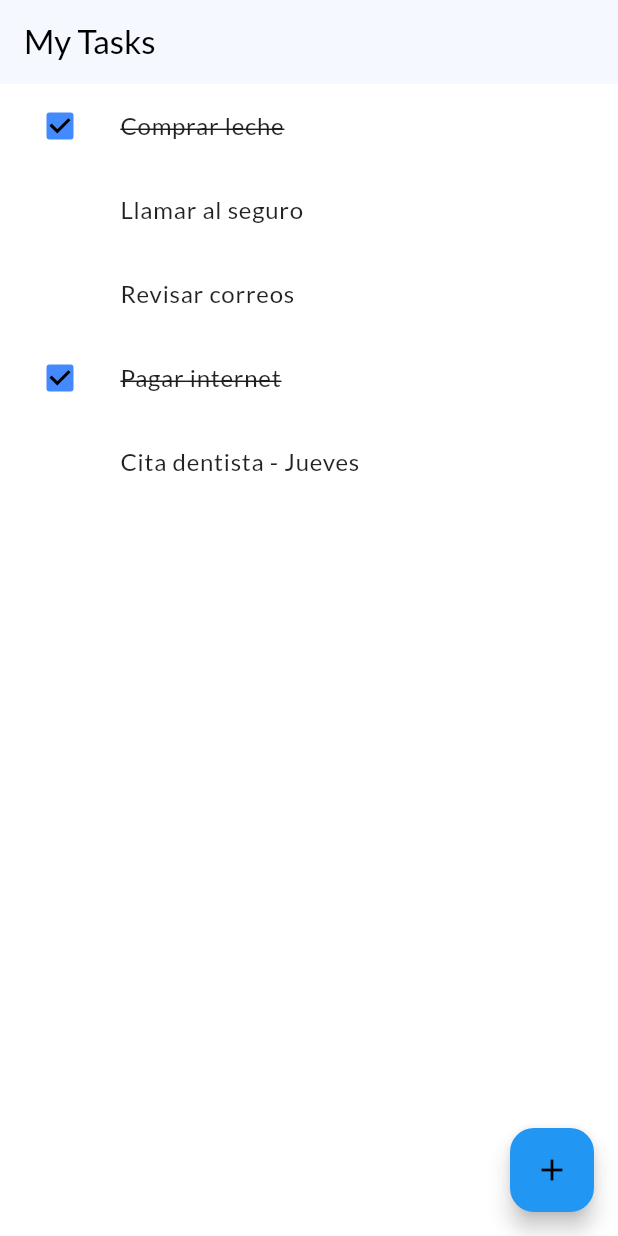
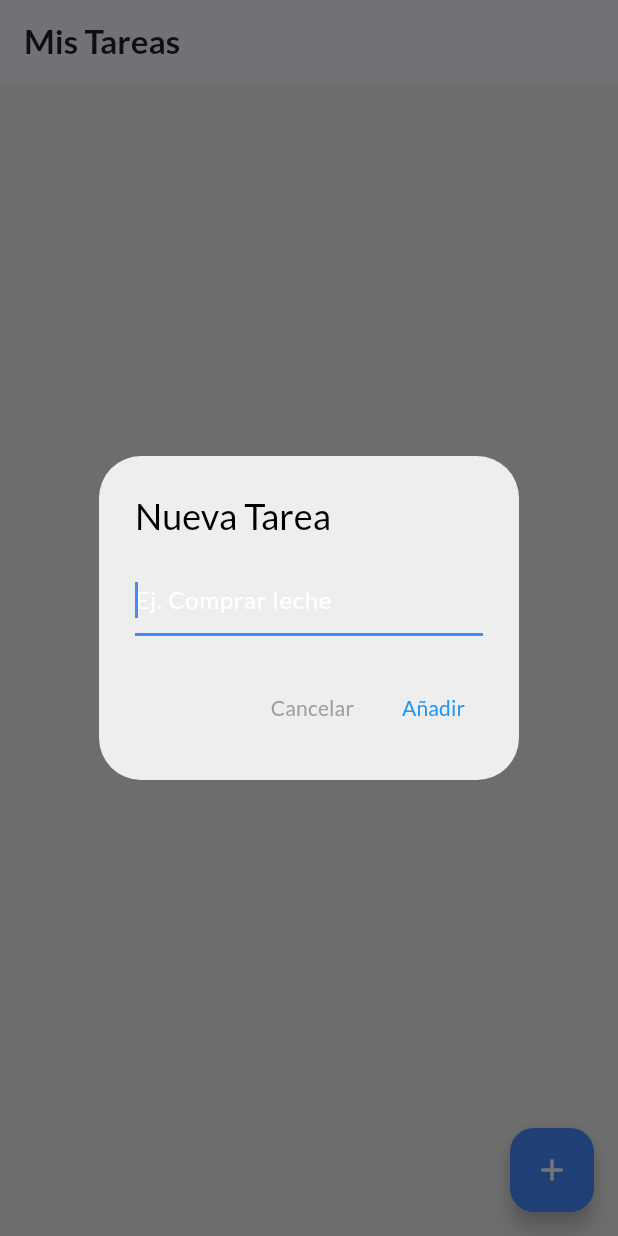
Before and after one commit to christhoval06/notch-app, a Flutter app: the FakeHomeScreen screen opened directly, after a tap on the "add" icon, on a phone screen of 412 x 824 dp. Run offline on Flutter 3.47's test engine with Material 3 defaults, Android fonts, the phone set to English and light mode, and no system bars; our stand-ins replace file_picker, fl_chart, flutter_animate, flutter_form_builder, flutter_local_notifications, flutter_secure_storage and 11 more; missing offline and left inert: encrypt; accounts and stored records are empty.

```diff
--- a/lib/main.dart
+++ b/lib/main.dart
@@ -9,6 +9,7 @@ import 'models/encounter.dart';
 import 'models/partner.dart';
 import 'models/monthly_progress.dart';
 import 'models/health_log.dart';
+import 'models/fake_task.dart';
 
 import 'services/notification_service.dart';
 import 'screens/auth_screen.dart';
@@ -29,12 +30,14 @@ void main() async {
   Hive.registerAdapter(PartnerAdapter());
   Hive.registerAdapter(MonthlyProgressAdapter());
   Hive.registerAdapter(HealthLogAdapter());
+  Hive.registerAdapter(FakeTaskAdapter());
 
   // 4. Abrir la caja de datos (Si no existe, la crea)
   await Hive.openBox<Encounter>('encounters');
   await Hive.openBox<Partner>('partners');
   await Hive.openBox<MonthlyProgress>('monthly_progress');
   await Hive.openBox<HealthLog>('health_logs');
+  await Hive.openBox<FakeTask>('fake_tasks');
 
   // 5. Formato de fechas
   await initializeDateFormatting();
--- /dev/null
+++ b/lib/models/fake_task.dart
@@ -0,0 +1,17 @@
+import 'package:hive/hive.dart';
+
+part 'fake_task.g.dart';
+
+@HiveType(typeId: 5)
+class FakeTask extends HiveObject {
+  @HiveField(0)
+  final String id;
+
+  @HiveField(1)
+  String title;
+
+  @HiveField(2)
+  bool isDone;
+
+  FakeTask({required this.id, required this.title, this.isDone = false});
+}
--- a/lib/screens/fake_home_screen.dart
+++ b/lib/screens/fake_home_screen.dart
@@ -1,41 +1,174 @@
 import 'package:flutter/material.dart';
+import 'package:hive_flutter/hive_flutter.dart';
+import 'package:uuid/uuid.dart';
+import '../models/fake_task.dart';
 
-class FakeHomeScreen extends StatelessWidget {
+class FakeHomeScreen extends StatefulWidget {
+  @override
+  _FakeHomeScreenState createState() => _FakeHomeScreenState();
+}
+
+class _FakeHomeScreenState extends State<FakeHomeScreen> {
+  final _tasksBox = Hive.box<FakeTask>('fake_tasks');
+
+  // DIÁLOGO PARA AÑADIR NUEVA TAREA
+  Future<void> _showAddTaskDialog() async {
+    final titleController = TextEditingController();
+
+    return showDialog<void>(
+      context: context,
+      builder: (BuildContext context) {
+        return AlertDialog(
+          backgroundColor: Colors.grey[200],
+          title: const Text(
+            'Nueva Tarea',
+            style: TextStyle(color: Colors.black),
+          ),
+          content: TextField(
+            controller: titleController,
+            autofocus: true,
+            decoration: const InputDecoration(hintText: 'Ej. Comprar leche'),
+          ),
+          actions: <Widget>[
+            TextButton(
+              child: const Text(
+                'Cancelar',
+                style: TextStyle(color: Colors.grey),
+              ),
+              onPressed: () => Navigator.of(context).pop(),
+            ),
+            TextButton(
+              child: const Text('Añadir', style: TextStyle(color: Colors.blue)),
+              onPressed: () {
+                if (titleController.text.isNotEmpty) {
+                  final newTask = FakeTask(
+                    id: const Uuid().v4(),
+                    title: titleController.text,
+                  );
+                  _tasksBox.add(newTask);
+                  Navigator.of(context).pop();
+                }
+              },
+            ),
+          ],
+        );
+      },
+    );
+  }
+
   @override
   Widget build(BuildContext context) {
     return Scaffold(
       appBar: AppBar(
-        title: Text("My Tasks", style: TextStyle(color: Colors.black)),
+        // Título con texto negro y fondo blanco
+        title: const Text(
+          "Mis Tareas",
+          style: TextStyle(color: Colors.black87, fontWeight: FontWeight.bold),
+        ),
         backgroundColor: Colors.white,
-        elevation: 1,
+        elevation: 1.0, // Sombra sutil para separar
+        iconTheme: const IconThemeData(color: Colors.black54),
       ),
-      backgroundColor: Colors.white, // Fondo blanco aburrido
-      body: ListView(
+      backgroundColor: Colors.grey[200], // Un gris muy claro para el fondo
+
+      floatingActionButton: FloatingActionButton(
+        onPressed: _showAddTaskDialog,
+        backgroundColor: Colors.blueAccent, // Color de acción estándar
+        child: const Icon(Icons.add, color: Colors.white),
+      ),
+
+      body: ValueListenableBuilder(
+        valueListenable: _tasksBox.listenable(),
+        builder: (context, Box<FakeTask> box, _) {
+          final tasks = box.values.toList();
+
+          if (tasks.isEmpty) {
+            return const Center(
+              child: Column(
+                mainAxisAlignment: MainAxisAlignment.center,
                 children: [
-          _buildTaskItem("Comprar leche", true),
-          _buildTaskItem("Llamar al seguro", false),
-          _buildTaskItem("Revisar correos", false),
-          _buildTaskItem("Pagar internet", true),
-          _buildTaskItem("Cita dentista - Jueves", false),
+                  Icon(
+                    Icons.check_box_outline_blank,
+                    size: 60,
+                    color: Colors.grey,
+                  ),
+                  SizedBox(height: 10),
+                  Text(
+                    "Todo listo por hoy.\n¡Añade una nueva tarea!",
+                    textAlign: TextAlign.center,
+                    style: TextStyle(color: Colors.grey, fontSize: 16),
+                  ),
                 ],
-      ),
-      floatingActionButton: FloatingActionButton(
-        onPressed: () {},
-        backgroundColor: Colors.blue,
-        child: Icon(Icons.add),
               ),
             );
           }
 
-  Widget _buildTaskItem(String title, bool done) {
-    return ListTile(
-      leading: Checkbox(value: done, onChanged: (v) {}),
+          return ListView.builder(
+            padding: const EdgeInsets.only(
+              top: 8,
+              bottom: 80,
+            ), // Padding para el FAB
+            itemCount: tasks.length,
+            itemBuilder: (context, index) {
+              final task = tasks[index];
+              return Dismissible(
+                key: Key(task.id),
+                direction: DismissDirection.endToStart,
+                onDismissed: (direction) {
+                  final taskTitle =
+                      task.title; // Guardamos el título antes de borrar
+                  task.delete();
+                  ScaffoldMessenger.of(context).showSnackBar(
+                    SnackBar(content: Text('Tarea "$taskTitle" eliminada')),
+                  );
+                },
+                background: Container(
+                  color: Colors.red.shade400, // Un rojo menos intenso
+                  alignment: Alignment.centerRight,
+                  padding: const EdgeInsets.symmetric(horizontal: 20),
+                  child: const Icon(Icons.delete_outline, color: Colors.white),
+                ),
+                child: Card(
+                  elevation: 1.5, // Sombra ligera para cada tarjeta
+                  margin: const EdgeInsets.symmetric(
+                    horizontal: 12,
+                    vertical: 6,
+                  ),
+                  shape: RoundedRectangleBorder(
+                    borderRadius: BorderRadius.circular(12),
+                  ),
+                  child: ListTile(
+                    contentPadding: const EdgeInsets.symmetric(
+                      horizontal: 8,
+                      vertical: 4,
+                    ),
+                    leading: Checkbox(
+                      value: task.isDone,
+                      activeColor: Colors.blueAccent, // Color al marcar
+                      onChanged: (value) {
+                        task.isDone = value!;
+                        task.save();
+                      },
+                    ),
                     title: Text(
-        title,
+                      task.title,
                       style: TextStyle(
-          decoration: done ? TextDecoration.lineThrough : null,
-          color: Colors.black87,
+                        fontSize: 16,
+                        decoration: task.isDone
+                            ? TextDecoration.lineThrough
+                            : null,
+                        decorationColor: Colors.black54,
+                        decorationThickness: 1.5,
+                        // Color del texto: Negro si no está hecha, gris si está hecha
+                        color: task.isDone ? Colors.black45 : Colors.black87,
                       ),
+                    ),
+                  ),
+                ),
+              );
+            },
+          );
+        },
       ),
     );
   }
--- a/lib/screens/stats_screen.dart
+++ b/lib/screens/stats_screen.dart
@@ -2,9 +2,7 @@ import 'package:fl_chart/fl_chart.dart';
 import 'package:flutter/material.dart';
 import 'package:hive_flutter/hive_flutter.dart';
 import 'package:intl/intl.dart';
-import 'package:notch_app/screens/insights_screen.dart';
 import '../models/encounter.dart';
-import '../utils/translations.dart';
 
 class StatsScreen extends StatelessWidget {
   @override
```
Also changed, not shown: lib/screens/settings_screen.dart (+22 -22 lines), lib/models/fake_task.g.dart (added), 3 other files. Lines whose indentation alone changed are shown as unchanged.
